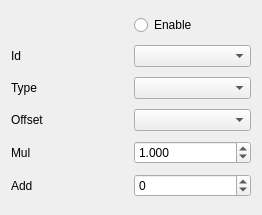
Qt form qt/plot/channel.ui (smartgauges/obd2-bt-stm32) before a commit.
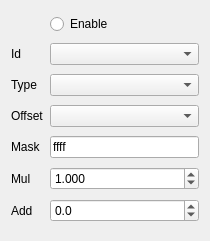
The same form after that commit.

```diff
--- a/qt/plot/channel.ui
+++ b/qt/plot/channel.ui
@@ -6,8 +6,8 @@
    <rect>
     <x>0</x>
     <y>0</y>
-    <width>262</width>
-    <height>215</height>
+    <width>210</width>
+    <height>241</height>
    </rect>
   </property>
   <property name="windowTitle">
@@ -52,14 +52,14 @@
      </property>
     </widget>
    </item>
-   <item row="5" column="0">
+   <item row="6" column="0">
     <widget class="QLabel" name="label_4">
      <property name="text">
       <string>Mul</string>
      </property>
     </widget>
    </item>
-   <item row="5" column="1">
+   <item row="6" column="1">
     <widget class="QDoubleSpinBox" name="sbox_mul">
      <property name="decimals">
       <number>3</number>
@@ -79,20 +79,40 @@
    <item row="4" column="1">
     <widget class="QComboBox" name="combo_offset"/>
    </item>
-   <item row="6" column="0">
+   <item row="7" column="0">
     <widget class="QLabel" name="label_6">
      <property name="text">
       <string>Add</string>
      </property>
     </widget>
    </item>
-   <item row="6" column="1">
-    <widget class="QSpinBox" name="sbox_add">
+   <item row="5" column="0">
+    <widget class="QLabel" name="label_5">
+     <property name="text">
+      <string>Mask</string>
+     </property>
+    </widget>
+   </item>
+   <item row="5" column="1">
+    <widget class="QLineEdit" name="le_mask">
+     <property name="text">
+      <string>ffff</string>
+     </property>
+     <property name="maxLength">
+      <number>4</number>
+     </property>
+    </widget>
+   </item>
+   <item row="7" column="1">
+    <widget class="QDoubleSpinBox" name="sbox_add">
+     <property name="decimals">
+      <number>1</number>
+     </property>
      <property name="minimum">
-      <number>-10000</number>
+      <double>-10000.000000000000000</double>
      </property>
      <property name="maximum">
-      <number>10000</number>
+      <double>10000.000000000000000</double>
      </property>
     </widget>
    </item>
```
